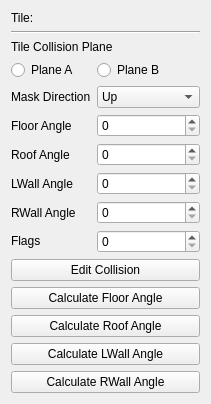
First picture: the form in RetroEDv2/tools/sceneproperties/scenetileproperties.ui, repository RSDKModding/RetroED, before the edit.
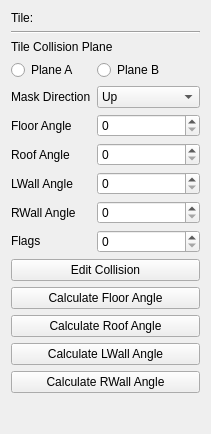
Second picture: the form after the edit.

Diff of the .ui file:
```diff
--- a/RetroEDv2/tools/sceneproperties/scenetileproperties.ui
+++ b/RetroEDv2/tools/sceneproperties/scenetileproperties.ui
@@ -7,7 +7,7 @@
     <x>0</x>
     <y>0</y>
     <width>211</width>
-    <height>395</height>
+    <height>434</height>
    </rect>
   </property>
   <property name="windowTitle">
```
Left out of the diff: 15 changed lines with no effect on the pictures.
